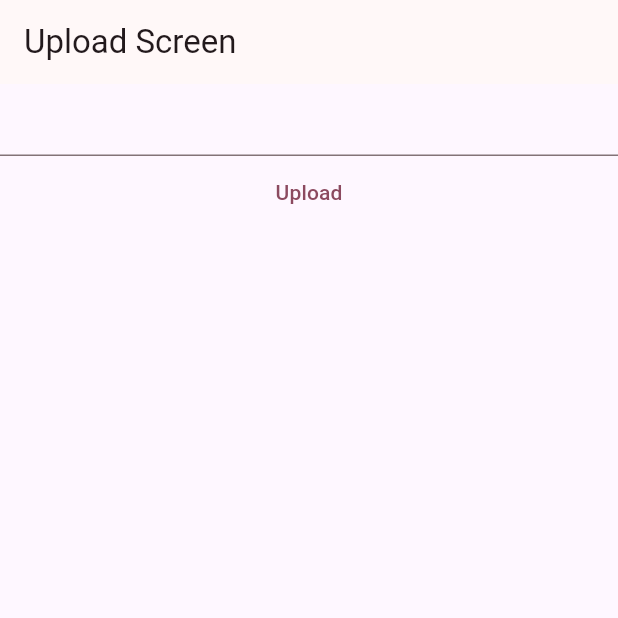
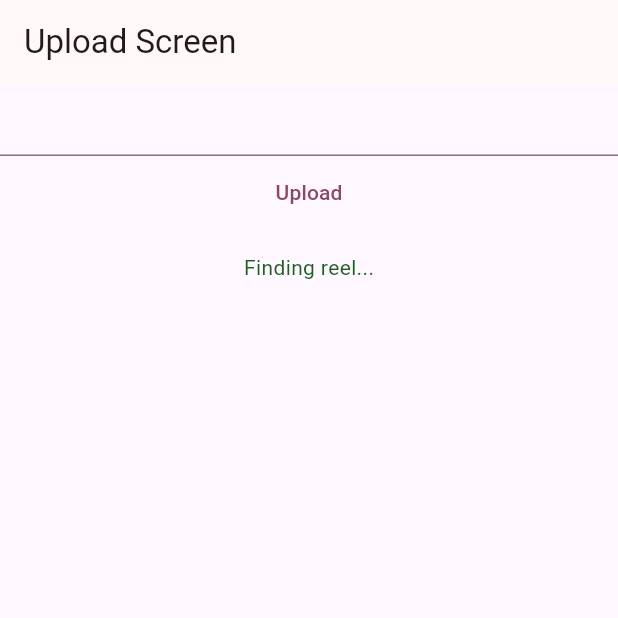
Before and after one commit to NightJolt/ig_autoposter_mobile, a Flutter app: the screen it shows after launch, after a tap on "Upload", on a phone screen of 412 x 824 dp, the top half of it. Run offline on Flutter 3.47's test engine with Material 3 defaults, Android fonts, the phone set to English and light mode, and no system bars; our stand-ins replace dio, video_player; missing offline and left inert: ffmpeg_kit_flutter_min_gpl; network calls fail.

Commit message:
added status text

```diff
--- a/lib/screen/upload_screen.dart
+++ b/lib/screen/upload_screen.dart
@@ -15,22 +15,83 @@ class UploadScreen extends StatefulWidget {
 class _UploadScreenState extends State<UploadScreen> {
   final TextEditingController _textController = TextEditingController();
   VideoPlayerController? _videoController;
+  String statusText = '';
+  Color statusColor = Colors.black;
+
+  void _updateStatusColor(bool success) {
+    setState(() {
+      statusColor = success ? Colors.green.shade900 : Colors.red.shade900;
+    });
+  }
+
+  void _updateStatusText(String text) {
+    setState(() {
+      statusText = text;
+    });
+  }
 
   void _findReel() async {
+    _updateStatusColor(true);
+
+    setState(() {
+      _updateStatusText('Finding reel...');
+    });
     String videoUrl = await getVideoUrl(_textController.text);
+
+    if (videoUrl.isEmpty) {
+      _updateStatusColor(false);
+      return;
+    }
+    setState(() {
+      _updateStatusText('Downloading video...');
+    });
     String localVideoPath = await downloadVideo(videoUrl);
+
+    if (localVideoPath.isEmpty) {
+      _updateStatusColor(false);
+      return;
+    }
+    setState(() {
+      _updateStatusText('Converting video...');
+    });
     String convertedVideoPath = await convertVideo(localVideoPath);
-    String uploadedUrl = await uploadLocalVideo(convertedVideoPath);
-    await uploadReel(uploadedUrl);
 
-    print(uploadedUrl);
+    if (convertedVideoPath.isEmpty) {
+      _updateStatusColor(false);
+      return;
+    }
 
     _videoController = VideoPlayerController.file(File(convertedVideoPath));
     await _videoController!.initialize();
 
     setState(() {});
 
+    _videoController!.setLooping(true);
     _videoController!.play();
+
+    setState(() {
+      _updateStatusText('Uploading video...');
+    });
+    String uploadedUrl = await uploadLocalVideo(convertedVideoPath);
+
+    if (uploadedUrl.isEmpty) {
+      _updateStatusColor(false);
+      return;
+    }
+    setState(() {
+      _updateStatusText('Publishing reel...');
+    });
+    bool success = await uploadReel(uploadedUrl);
+
+    if (success) {
+      setState(() {
+        _updateStatusText('Reel published!');
+      });
+    } else {
+      _updateStatusColor(false);
+    }
+
+    _textController.clear();
   }
 
   @override
@@ -48,6 +109,12 @@ class _UploadScreenState extends State<UploadScreen> {
             onPressed: _findReel,
             child: const Text('Upload'),
           ),
+          const SizedBox(height: 16.0),
+          Text(
+            statusText,
+            style: TextStyle(color: statusColor),
+          ),
+          const SizedBox(height: 16.0),
           _videoController != null && _videoController!.value.isInitialized
               ? Padding(
                   padding: const EdgeInsets.symmetric(horizontal: 64.0),
```
Also changed, not shown: lib/service.dart (+26 -8 lines).
